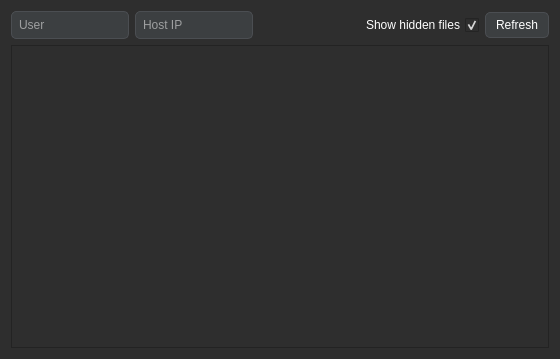
Before: the Qt Designer form rover_gui/ui/ui/FileExplorer.ui in robotique-udes/rover, drawn with Qt 5.
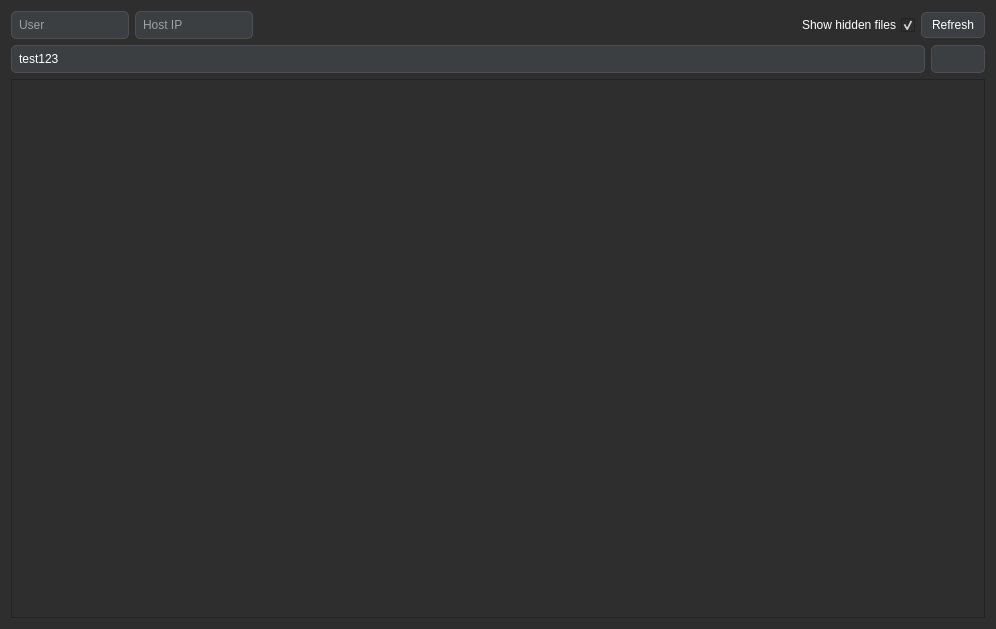
After: the same form once the commit is applied. Icons and pictures are not drawn.

Commit message: Working without apparent leak + multiple features + worker thread interface class

What changed in the file:
```diff
--- a/rover_gui/ui/ui/FileExplorer.ui
+++ b/rover_gui/ui/ui/FileExplorer.ui
@@ -6,8 +6,8 @@
    <rect>
     <x>0</x>
     <y>0</y>
-    <width>560</width>
-    <height>359</height>
+    <width>996</width>
+    <height>629</height>
    </rect>
   </property>
   <property name="windowTitle">
@@ -164,10 +164,26 @@
          </property>
         </widget>
        </item>
+       <item>
+        <spacer name="horizontalSpacer">
+         <property name="orientation">
+          <enum>Qt::Horizontal</enum>
+         </property>
+         <property name="sizeType">
+          <enum>QSizePolicy::Expanding</enum>
+         </property>
+         <property name="sizeHint" stdset="0">
+          <size>
+           <width>40</width>
+           <height>20</height>
+          </size>
+         </property>
+        </spacer>
+       </item>
        <item>
         <widget class="QCheckBox" name="cb_showHiddenFile">
          <property name="sizePolicy">
-          <sizepolicy hsizetype="Expanding" vsizetype="Fixed">
+          <sizepolicy hsizetype="Preferred" vsizetype="Fixed">
            <horstretch>0</horstretch>
            <verstretch>0</verstretch>
           </sizepolicy>
@@ -210,6 +226,75 @@
        </item>
       </layout>
      </item>
+     <item>
+      <layout class="QHBoxLayout" name="horizontalLayout">
+       <item>
+        <widget class="QLineEdit" name="le_path">
+         <property name="sizePolicy">
+          <sizepolicy hsizetype="Expanding" vsizetype="Fixed">
+           <horstretch>0</horstretch>
+           <verstretch>0</verstretch>
+          </sizepolicy>
+         </property>
+         <property name="text">
+          <string>test123</string>
+         </property>
+         <property name="readOnly">
+          <bool>false</bool>
+         </property>
+         <property name="placeholderText">
+          <string>/home/user</string>
+         </property>
+         <property name="clearButtonEnabled">
+          <bool>false</bool>
+         </property>
+        </widget>
+       </item>
+       <item>
+        <widget class="QPushButton" name="pb_pathCopy">
+         <property name="sizePolicy">
+          <sizepolicy hsizetype="Minimum" vsizetype="Minimum">
+           <horstretch>0</horstretch>
+           <verstretch>0</verstretch>
+          </sizepolicy>
+         </property>
+         <property name="minimumSize">
+          <size>
+           <width>0</width>
+           <height>0</height>
+          </size>
+         </property>
+         <property name="cursor">
+          <cursorShape>PointingHandCursor</cursorShape>
+         </property>
+         <property name="text">
+          <string/>
+         </property>
+         <property name="icon">
+          <iconset theme="edit-copy"/>
+         </property>
+         <property name="iconSize">
+          <size>
+           <width>20</width>
+           <height>20</height>
+          </size>
+         </property>
+         <property name="shortcut">
+          <string/>
+         </property>
+         <property name="autoDefault">
+          <bool>false</bool>
+         </property>
+         <property name="default">
+          <bool>false</bool>
+         </property>
+         <property name="flat">
+          <bool>false</bool>
+         </property>
+        </widget>
+       </item>
+      </layout>
+     </item>
      <item>
       <widget class="QTreeView" name="tv_fileExplorer">
        <property name="minimumSize">
@@ -221,6 +306,18 @@
        <property name="tabKeyNavigation">
         <bool>true</bool>
        </property>
+       <property name="dragDropMode">
+        <enum>QAbstractItemView::DragDrop</enum>
+       </property>
+       <property name="alternatingRowColors">
+        <bool>false</bool>
+       </property>
+       <property name="selectionMode">
+        <enum>QAbstractItemView::SingleSelection</enum>
+       </property>
+       <property name="selectionBehavior">
+        <enum>QAbstractItemView::SelectItems</enum>
+       </property>
        <property name="indentation">
         <number>0</number>
        </property>
```
Left out of the diff: 18 changed lines with no effect on the pictures. The commit also changes 10 other files.
